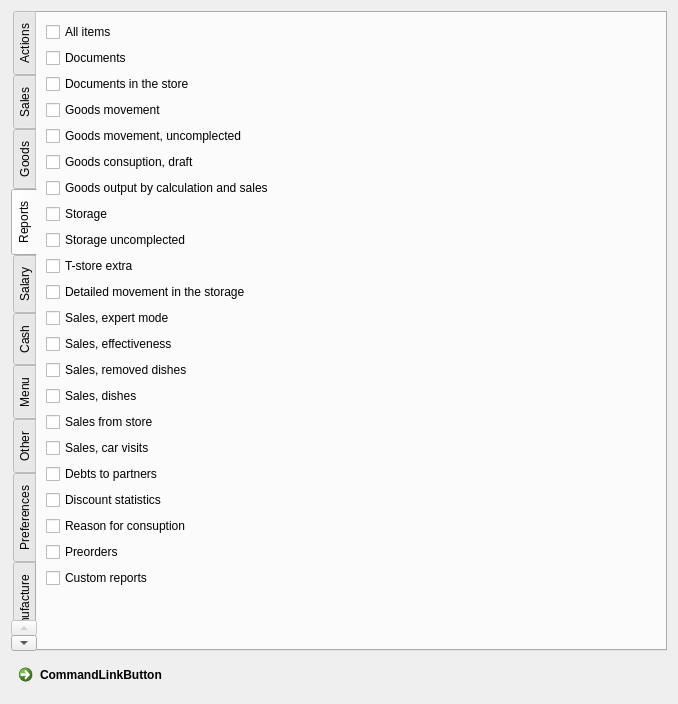
Qt form Forms/c5grouppermissionseditor.ui (End1-1/Cafe5) before a commit.
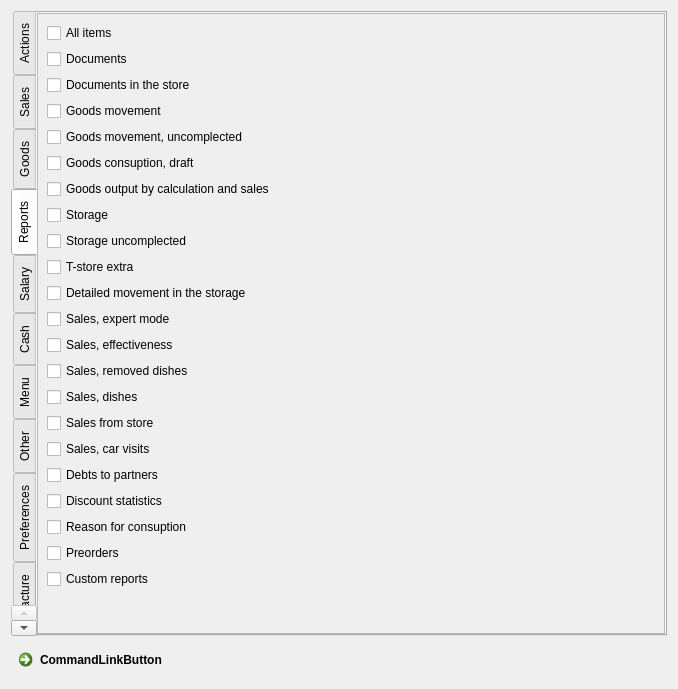
The same form after that commit. The open tabs and pages were chosen to show the change. Custom widgets are drawn as their Qt base class.

Commit message: print goods discount price begin

```diff
--- a/Forms/c5grouppermissionseditor.ui
+++ b/Forms/c5grouppermissionseditor.ui
@@ -7,7 +7,7 @@
     <x>0</x>
     <y>0</y>
     <width>678</width>
-    <height>704</height>
+    <height>689</height>
    </rect>
   </property>
   <property name="windowTitle">
@@ -693,27 +693,44 @@
        <string>Reports</string>
       </attribute>
       <layout class="QGridLayout" name="gridLayout_6">
-       <item row="12" column="0">
-        <widget class="C5CheckBox" name="checkBox_19">
-         <property name="text">
-          <string>Sales, expert mode</string>
-         </property>
-         <property name="Tag" stdset="0">
-          <number>301</number>
-         </property>
-        </widget>
-       </item>
-       <item row="16" column="0">
-        <widget class="C5CheckBox" name="checkBox_31">
+       <property name="leftMargin">
+        <number>0</number>
+       </property>
+       <property name="topMargin">
+        <number>0</number>
+       </property>
+       <property name="rightMargin">
+        <number>0</number>
+       </property>
+       <property name="bottomMargin">
+        <number>0</number>
+       </property>
+       <item row="0" column="0">
+        <widget class="QScrollArea" name="scrollArea_3">
+         <property name="widgetResizable">
+          <bool>true</bool>
+         </property>
+         <widget class="QWidget" name="scrollAreaWidgetContents_3">
+          <property name="geometry">
+           <rect>
+            <x>0</x>
+            <y>0</y>
+            <width>614</width>
+            <height>634</height>
+           </rect>
+          </property>
+          <layout class="QVBoxLayout" name="verticalLayout_6">
+           <item>
+            <widget class="C5CheckBox" name="chREportsAllItems">
          <property name="text">
-          <string>Sales from store</string>
+              <string>All items</string>
          </property>
          <property name="Tag" stdset="0">
           <number>306</number>
          </property>
         </widget>
        </item>
-       <item row="1" column="0">
+           <item>
         <widget class="C5CheckBox" name="checkBox_20">
          <property name="text">
           <string>Documents</string>
@@ -723,70 +740,7 @@
          </property>
         </widget>
        </item>
-       <item row="5" column="0">
-        <widget class="C5CheckBox" name="checkBox_75">
-         <property name="text">
-          <string>Goods consuption, draft</string>
-         </property>
-         <property name="Tag" stdset="0">
-          <number>209</number>
-         </property>
-        </widget>
-       </item>
-       <item row="11" column="0">
-        <widget class="C5CheckBox" name="checkBox_48">
-         <property name="text">
-          <string>Detailed movement in the storage</string>
-         </property>
-         <property name="Tag" stdset="0">
-          <number>310</number>
-         </property>
-        </widget>
-       </item>
-       <item row="18" column="0">
-        <widget class="C5CheckBox" name="checkBox_57">
-         <property name="text">
-          <string>Debts to partners</string>
-         </property>
-         <property name="Tag" stdset="0">
-          <number>312</number>
-         </property>
-        </widget>
-       </item>
-       <item row="14" column="0">
-        <widget class="C5CheckBox" name="checkBox_45">
-         <property name="text">
-          <string>Sales, removed dishes</string>
-         </property>
-         <property name="Tag" stdset="0">
-          <number>308</number>
-         </property>
-        </widget>
-       </item>
-       <item row="22" column="0">
-        <widget class="C5CheckBox" name="checkBox_76">
-         <property name="text">
-          <string>Custom reports</string>
-         </property>
-         <property name="Tag" stdset="0">
-          <number>320</number>
-         </property>
-        </widget>
-       </item>
-       <item row="23" column="1">
-        <spacer name="verticalSpacer_6">
-         <property name="orientation">
-          <enum>Qt::Orientation::Vertical</enum>
-         </property>
-         <property name="sizeHint" stdset="0">
-          <size>
-           <width>20</width>
-           <height>521</height>
-          </size>
-         </property>
-        </spacer>
-       </item>
-       <item row="2" column="0">
+           <item>
         <widget class="C5CheckBox" name="checkBox_27">
          <property name="text">
           <string>Documents in the store</string>
@@ -796,27 +750,7 @@
          </property>
         </widget>
        </item>
-       <item row="8" column="0">
-        <widget class="C5CheckBox" name="checkBox_72">
-         <property name="text">
-          <string>Storage uncomplected</string>
-         </property>
-         <property name="Tag" stdset="0">
-          <number>317</number>
-         </property>
-        </widget>
-       </item>
-       <item row="19" column="0">
-        <widget class="C5CheckBox" name="checkBox_55">
-         <property name="text">
-          <string>Discount statistics</string>
-         </property>
-         <property name="Tag" stdset="0">
-          <number>311</number>
-         </property>
-        </widget>
-       </item>
-       <item row="3" column="0">
+           <item>
         <widget class="C5CheckBox" name="checkBox_40">
          <property name="text">
           <string>Goods movement</string>
@@ -826,17 +760,7 @@
          </property>
         </widget>
        </item>
-       <item row="9" column="0">
-        <widget class="C5CheckBox" name="checkBox_25">
-         <property name="text">
-          <string>T-store extra</string>
-         </property>
-         <property name="Tag" stdset="0">
-          <number>305</number>
-         </property>
-        </widget>
-       </item>
-       <item row="4" column="0">
+           <item>
         <widget class="C5CheckBox" name="checkBox_73">
          <property name="text">
           <string>Goods movement, uncomplected</string>
@@ -846,7 +770,27 @@
          </property>
         </widget>
        </item>
-       <item row="7" column="0">
+           <item>
+            <widget class="C5CheckBox" name="checkBox_75">
+             <property name="text">
+              <string>Goods consuption, draft</string>
+             </property>
+             <property name="Tag" stdset="0">
+              <number>209</number>
+             </property>
+            </widget>
+           </item>
+           <item>
+            <widget class="C5CheckBox" name="checkBox_96">
+             <property name="text">
+              <string>Goods output by calculation and sales</string>
+             </property>
+             <property name="Tag" stdset="0">
+              <number>321</number>
+             </property>
+            </widget>
+           </item>
+           <item>
         <widget class="C5CheckBox" name="checkBox_22">
          <property name="text">
           <string>Storage</string>
@@ -856,27 +800,67 @@
          </property>
         </widget>
        </item>
-       <item row="21" column="0">
-        <widget class="C5CheckBox" name="checkBox_70">
+           <item>
+            <widget class="C5CheckBox" name="checkBox_72">
          <property name="text">
-          <string>Preorders</string>
+              <string>Storage uncomplected</string>
          </property>
          <property name="Tag" stdset="0">
           <number>315</number>
          </property>
         </widget>
        </item>
-       <item row="17" column="0">
-        <widget class="C5CheckBox" name="checkBox_64">
+           <item>
+            <widget class="C5CheckBox" name="checkBox_25">
          <property name="text">
-          <string>Sales, car visits</string>
+              <string>T-store extra</string>
          </property>
          <property name="Tag" stdset="0">
           <number>314</number>
          </property>
         </widget>
        </item>
-       <item row="15" column="0">
+           <item>
+            <widget class="C5CheckBox" name="checkBox_48">
+             <property name="text">
+              <string>Detailed movement in the storage</string>
+             </property>
+             <property name="Tag" stdset="0">
+              <number>310</number>
+             </property>
+            </widget>
+           </item>
+           <item>
+            <widget class="C5CheckBox" name="checkBox_19">
+             <property name="text">
+              <string>Sales, expert mode</string>
+             </property>
+             <property name="Tag" stdset="0">
+              <number>301</number>
+             </property>
+            </widget>
+           </item>
+           <item>
+            <widget class="C5CheckBox" name="checkBox_71">
+             <property name="text">
+              <string>Sales, effectiveness</string>
+             </property>
+             <property name="Tag" stdset="0">
+              <number>316</number>
+             </property>
+            </widget>
+           </item>
+           <item>
+            <widget class="C5CheckBox" name="checkBox_45">
+             <property name="text">
+              <string>Sales, removed dishes</string>
+             </property>
+             <property name="Tag" stdset="0">
+              <number>308</number>
+             </property>
+            </widget>
+           </item>
+           <item>
         <widget class="C5CheckBox" name="checkBox_47">
          <property name="text">
           <string>Sales, dishes</string>
@@ -886,7 +870,47 @@
          </property>
         </widget>
        </item>
-       <item row="20" column="0">
+           <item>
+            <widget class="C5CheckBox" name="checkBox_31">
+             <property name="text">
+              <string>Sales from store</string>
+             </property>
+             <property name="Tag" stdset="0">
+              <number>306</number>
+             </property>
+            </widget>
+           </item>
+           <item>
+            <widget class="C5CheckBox" name="checkBox_64">
+             <property name="text">
+              <string>Sales, car visits</string>
+             </property>
+             <property name="Tag" stdset="0">
+              <number>314</number>
+             </property>
+            </widget>
+           </item>
+           <item>
+            <widget class="C5CheckBox" name="checkBox_57">
+             <property name="text">
+              <string>Debts to partners</string>
+             </property>
+             <property name="Tag" stdset="0">
+              <number>312</number>
+             </property>
+            </widget>
+           </item>
+           <item>
+            <widget class="C5CheckBox" name="checkBox_55">
+             <property name="text">
+              <string>Discount statistics</string>
+             </property>
+             <property name="Tag" stdset="0">
+              <number>311</number>
+             </property>
+            </widget>
+           </item>
+           <item>
         <widget class="C5CheckBox" name="checkBox_61">
          <property name="text">
           <string>Reason for consuption</string>
@@ -896,34 +920,41 @@
          </property>
         </widget>
        </item>
-       <item row="0" column="0">
-        <widget class="C5CheckBox" name="chREportsAllItems">
+           <item>
+            <widget class="C5CheckBox" name="checkBox_70">
          <property name="text">
-          <string>All items</string>
+              <string>Preorders</string>
          </property>
          <property name="Tag" stdset="0">
           <number>300</number>
          </property>
         </widget>
        </item>
-       <item row="13" column="0">
-        <widget class="C5CheckBox" name="checkBox_71">
+           <item>
+            <widget class="C5CheckBox" name="checkBox_76">
          <property name="text">
-          <string>Sales, effectiveness</string>
+              <string>Custom reports</string>
          </property>
          <property name="Tag" stdset="0">
           <number>316</number>
          </property>
         </widget>
        </item>
-       <item row="6" column="0">
-        <widget class="C5CheckBox" name="checkBox_96">
-         <property name="text">
-          <string>Goods output by calculation and sales</string>
-         </property>
-         <property name="Tag" stdset="0">
-          <number>321</number>
-         </property>
+           <item>
+            <spacer name="verticalSpacer_6">
+             <property name="orientation">
+              <enum>Qt::Orientation::Vertical</enum>
+             </property>
+             <property name="sizeHint" stdset="0">
+              <size>
+               <width>20</width>
+               <height>521</height>
+              </size>
+             </property>
+            </spacer>
+           </item>
+          </layout>
+         </widget>
         </widget>
        </item>
       </layout>
```
Left out of the diff: 148 changed lines with no effect on the pictures. Lines whose indentation alone changed are shown as unchanged. The commit also changes 29 other files.
